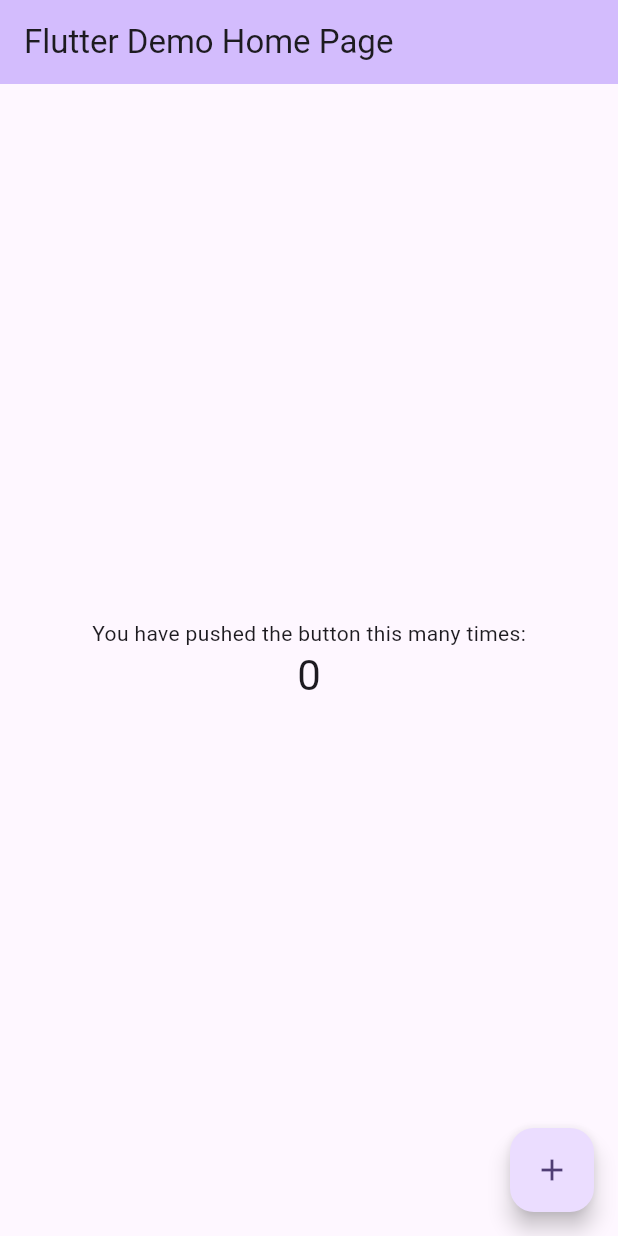
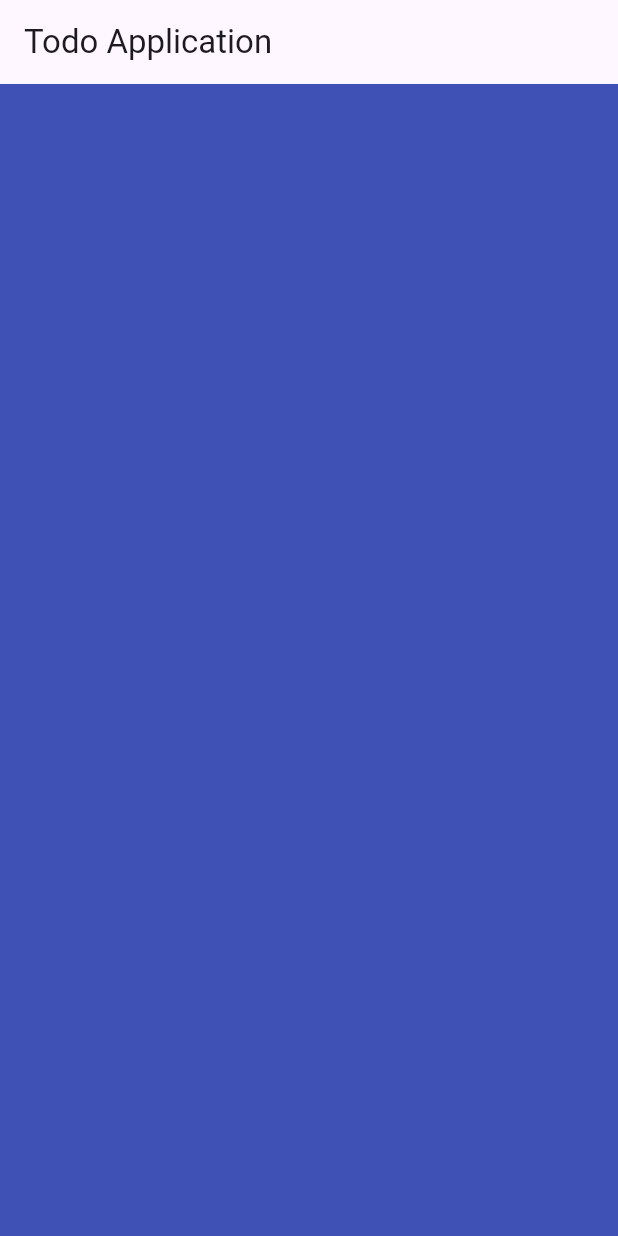
Before and after one commit to AugustanaCSC490Spring2026/TutorialFlutterToDo, a Flutter app: the screen it shows after launch, on a phone screen of 412 x 824 dp. Run offline on Flutter 3.47's test engine with Material 3 defaults, Android fonts, the phone set to English and light mode, and no system bars.

Commit message:
set up a structure for the app

```diff
--- a/lib/main.dart
+++ b/lib/main.dart
@@ -11,7 +11,7 @@ class MyApp extends StatelessWidget {
   @override
   Widget build(BuildContext context) {
     return MaterialApp(
-      title: 'Flutter Demo',
+      title: 'Todo App Tutorial',
       theme: ThemeData(
         // This is the theme of your application.
         //
@@ -28,9 +28,11 @@ class MyApp extends StatelessWidget {
         //
         // This works for code too, not just values: Most code changes can be
         // tested with just a hot reload.
-        colorScheme: .fromSeed(seedColor: Colors.deepPurple),
+        colorScheme: ColorScheme.fromSeed(seedColor: Colors.deepPurple),
       ),
-      home: const MyHomePage(title: 'Flutter Demo Home Page'),
+      home: const MyHomePage(title: 'To-Do List Home Page'),
+
+      debugShowCheckedModeBanner: false,
     );
   }
 }
@@ -54,69 +56,17 @@ class MyHomePage extends StatefulWidget {
 }
 
 class _MyHomePageState extends State<MyHomePage> {
-  int _counter = 0;
-
-  void _incrementCounter() {
-    setState(() {
-      // This call to setState tells the Flutter framework that something has
-      // changed in this State, which causes it to rerun the build method below
-      // so that the display can reflect the updated values. If we changed
-      // _counter without calling setState(), then the build method would not be
-      // called again, and so nothing would appear to happen.
-      _counter++;
-    });
-  }
-
   @override
   Widget build(BuildContext context) {
-    // This method is rerun every time setState is called, for instance as done
-    // by the _incrementCounter method above.
-    //
-    // The Flutter framework has been optimized to make rerunning build methods
-    // fast, so that you can just rebuild anything that needs updating rather
-    // than having to individually change instances of widgets.
     return Scaffold(
       appBar: AppBar(
-        // TRY THIS: Try changing the color here to a specific color (to
-        // Colors.amber, perhaps?) and trigger a hot reload to see the AppBar
-        // change color while the other colors stay the same.
-        backgroundColor: Theme.of(context).colorScheme.inversePrimary,
-        // Here we take the value from the MyHomePage object that was created by
-        // the App.build method, and use it to set our appbar title.
-        title: Text(widget.title),
-      ),
-      body: Center(
-        // Center is a layout widget. It takes a single child and positions it
-        // in the middle of the parent.
-        child: Column(
-          // Column is also a layout widget. It takes a list of children and
-          // arranges them vertically. By default, it sizes itself to fit its
-          // children horizontally, and tries to be as tall as its parent.
-          //
-          // Column has various properties to control how it sizes itself and
-          // how it positions its children. Here we use mainAxisAlignment to
-          // center the children vertically; the main axis here is the vertical
-          // axis because Columns are vertical (the cross axis would be
-          // horizontal).
-          //
-          // TRY THIS: Invoke "debug painting" (choose the "Toggle Debug Paint"
-          // action in the IDE, or press "p" in the console), to see the
-          // wireframe for each widget.
-          mainAxisAlignment: .center,
-          children: [
-            const Text('You have pushed the button this many times:'),
-            Text(
-              '$_counter',
-              style: Theme.of(context).textTheme.headlineMedium,
-            ),
-          ],
+        title: Text(
+          "Todo Application",
         ),
       ),
-      floatingActionButton: FloatingActionButton(
-        onPressed: _incrementCounter,
-        tooltip: 'Increment',
-        child: const Icon(Icons.add),
-      ),
+
+      backgroundColor: Colors.indigo,
     );
+
   }
 }
```
